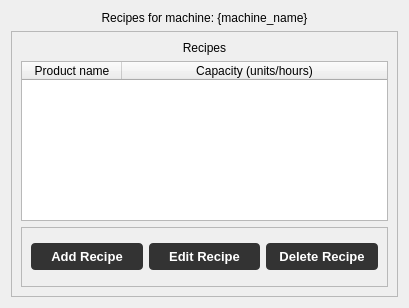
Qt form ui/MachineRecipeDialog.ui (MagdaOleksandrTeam/ProductionPlanner) before a commit.
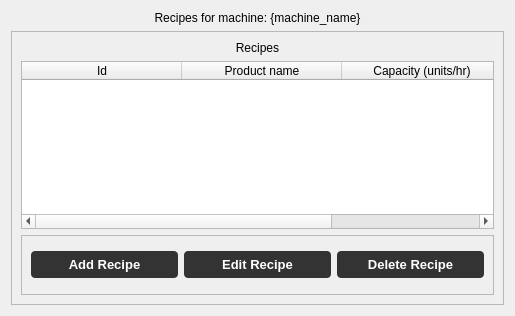
The same form after that commit.

Commit message:
Orders & Machines: UI improvements and calculator
- Added Production Time Calculator dialog for Orders
- Implemented priority coloring in Orders table with stronger colors for better visibility
- Corrected BOM material quantity calculations in OrderDetails
- Added search functionality in Machine view
- Refactored Order dialogs:
  - OrderDialog (add/edit orders)
  - OrderDetailsDialog (view order & required materials)
- Styled dialogs with uniform label classes and better UX
- Updated / created 3 Orders-related files
- Minor UI adjustments and repository fixes

Patch:
```diff
--- a/ui/MachineRecipeDialog.ui
+++ b/ui/MachineRecipeDialog.ui
@@ -6,8 +6,8 @@
    <rect>
     <x>0</x>
     <y>0</y>
-    <width>409</width>
-    <height>308</height>
+    <width>515</width>
+    <height>316</height>
    </rect>
   </property>
   <property name="windowTitle">
@@ -54,12 +54,20 @@
         <property name="selectionBehavior">
          <enum>QAbstractItemView::SelectionBehavior::SelectRows</enum>
         </property>
+        <attribute name="horizontalHeaderDefaultSectionSize">
+         <number>160</number>
+        </attribute>
         <attribute name="horizontalHeaderStretchLastSection">
          <bool>true</bool>
         </attribute>
         <attribute name="verticalHeaderStretchLastSection">
          <bool>false</bool>
         </attribute>
+        <column>
+         <property name="text">
+          <string>Id</string>
+         </property>
+        </column>
         <column>
          <property name="text">
           <string>Product name</string>
@@ -67,7 +75,7 @@
         </column>
         <column>
          <property name="text">
-          <string>Capacity (units/hours)</string>
+          <string>Capacity (units/hr)</string>
          </property>
         </column>
        </widget>
```
Left out of the diff: 2 changed lines with no effect on the pictures. The commit also changes 20 other files.
